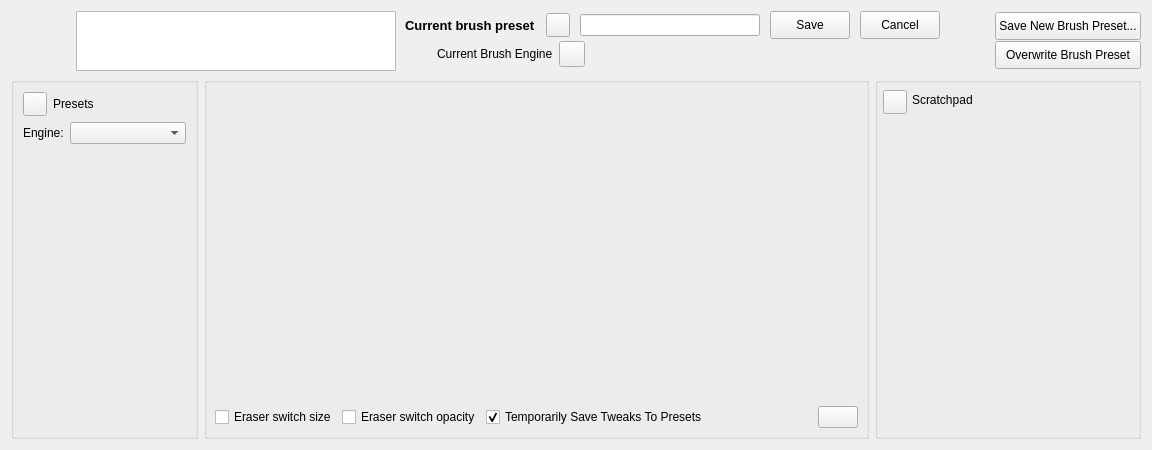
First picture: the form in libs/ui/forms/wdgpaintopsettings.ui, repository KDE/krita, before the edit.
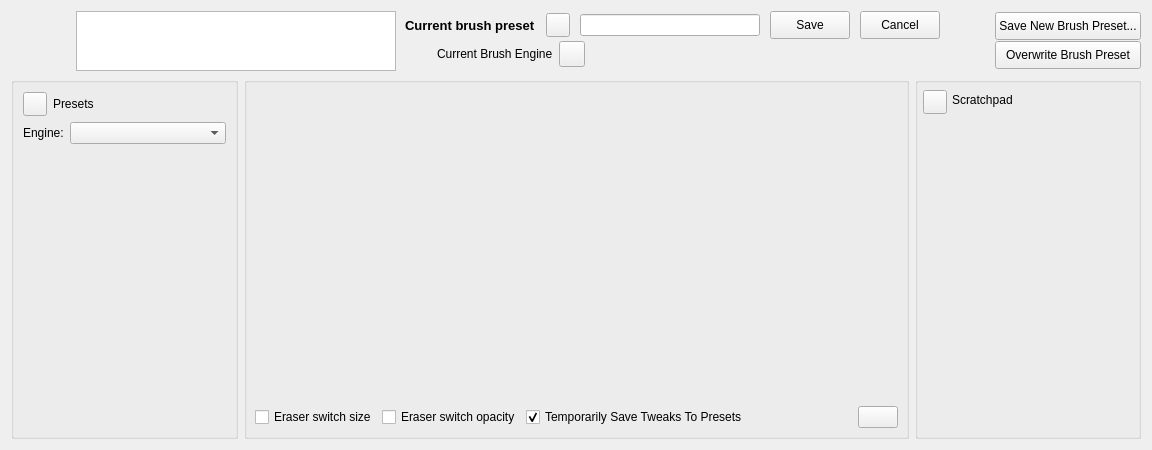
Second picture: the form after the edit. Custom widgets are drawn as their Qt base class.

Commit message: Disable resizing the Brush Presets Panel and Scratch Pad Panel when they are hidden, had to reimplement their initial size and adjusted their size policy to allow this behaviour.

```diff
--- a/libs/ui/forms/wdgpaintopsettings.ui
+++ b/libs/ui/forms/wdgpaintopsettings.ui
@@ -366,13 +366,25 @@
    </item>
    <item row="1" column="0">
     <widget class="QGroupBox" name="presetsContainer">
+     <property name="sizePolicy">
+      <sizepolicy hsizetype="Ignored" vsizetype="Expanding">
+       <horstretch>0</horstretch>
+       <verstretch>0</verstretch>
+      </sizepolicy>
+     </property>
+     <property name="minimumSize">
+      <size>
+       <width>42</width>
+       <height>0</height>
+      </size>
+     </property>
      <property name="title">
       <string/>
      </property>
      <property name="alignment">
       <set>Qt::AlignLeading|Qt::AlignLeft|Qt::AlignTop</set>
      </property>
-     <layout class="QVBoxLayout" name="verticalLayout_3">
+     <layout class="QVBoxLayout" name="verticalLayout_3" stretch="0,0,0,0">
       <item>
        <layout class="QHBoxLayout" name="horizontalLayout_7">
         <item>
@@ -701,6 +713,18 @@
    </item>
    <item row="1" column="2">
     <widget class="QGroupBox" name="scratchpadControls">
+     <property name="sizePolicy">
+      <sizepolicy hsizetype="Ignored" vsizetype="Expanding">
+       <horstretch>0</horstretch>
+       <verstretch>0</verstretch>
+      </sizepolicy>
+     </property>
+     <property name="minimumSize">
+      <size>
+       <width>42</width>
+       <height>0</height>
+      </size>
+     </property>
      <property name="title">
       <string/>
      </property>
```
The commit also changes 2 other files.
